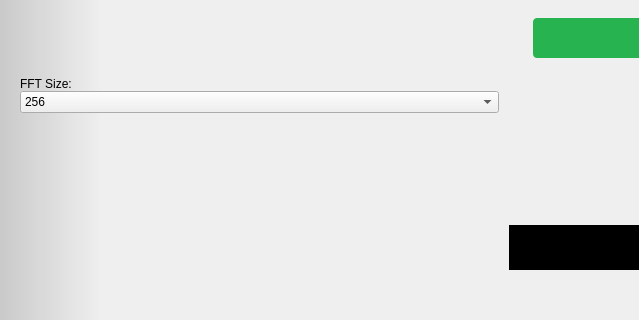
Before: the Qt Designer form ui/oscilloscope.ui in analogdevicesinc/scopy, drawn with Qt 5; both pictures show x 0 to 639 and y 0 to 320 of the 1017 by 654 pixel window.
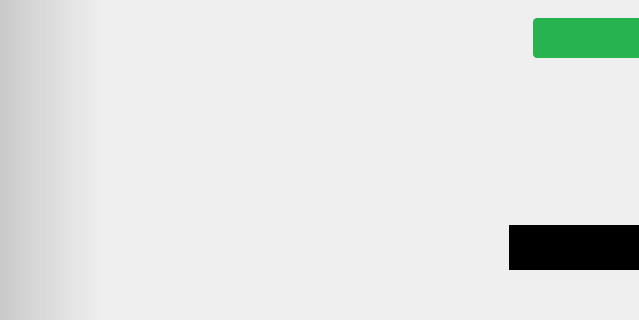
After: the same form once the commit is applied. Icons and pictures are not drawn. Custom widgets are drawn as their Qt base class.

Commit message:
Oscilloscope: Do not allow the user to change the buffersize for the FFT plot.
The number of samples used in the FFT plot should be determined by the
buffer size in the time plot.

```diff
--- a/ui/oscilloscope.ui
+++ b/ui/oscilloscope.ui
@@ -386,100 +386,6 @@
                 <property name="verticalSpacing">
                  <number>0</number>
                 </property>
-                <item row="0" column="1">
-                 <layout class="QVBoxLayout" name="vlayout_fft_size">
-                  <property name="spacing">
-                   <number>0</number>
-                  </property>
-                  <property name="rightMargin">
-                   <number>10</number>
-                  </property>
-                  <item>
-                   <widget class="QLabel" name="label_7">
-                    <property name="sizePolicy">
-                     <sizepolicy hsizetype="Preferred" vsizetype="Maximum">
-                      <horstretch>0</horstretch>
-                      <verstretch>0</verstretch>
-                     </sizepolicy>
-                    </property>
-                    <property name="text">
-                     <string>FFT Size:</string>
-                    </property>
-                   </widget>
-                  </item>
-                  <item>
-                   <widget class="QComboBox" name="comboBox">
-                    <property name="sizePolicy">
-                     <sizepolicy hsizetype="Preferred" vsizetype="Maximum">
-                      <horstretch>0</horstretch>
-                      <verstretch>0</verstretch>
-                     </sizepolicy>
-                    </property>
-                    <property name="currentText">
-                     <string>256</string>
-                    </property>
-                    <item>
-                     <property name="text">
-                      <string>256</string>
-                     </property>
-                    </item>
-                    <item>
-                     <property name="text">
-                      <string>512</string>
-                     </property>
-                    </item>
-                    <item>
-                     <property name="text">
-                      <string>1024</string>
-                     </property>
-                    </item>
-                    <item>
-                     <property name="text">
-                      <string>2048</string>
-                     </property>
-                    </item>
-                    <item>
-                     <property name="text">
-                      <string>4096</string>
-                     </property>
-                    </item>
-                    <item>
-                     <property name="text">
-                      <string>8192</string>
-                     </property>
-                    </item>
-                    <item>
-                     <property name="text">
-                      <string>16384</string>
-                     </property>
-                    </item>
-                    <item>
-                     <property name="text">
-                      <string>32768</string>
-                     </property>
-                    </item>
-                    <item>
-                     <property name="text">
-                      <string>65536</string>
-                     </property>
-                    </item>
-                   </widget>
-                  </item>
-                  <item>
-                   <spacer name="verticalSpacer">
-                    <property name="orientation">
-                     <enum>Qt::Vertical</enum>
-                    </property>
-                    <property name="sizeHint" stdset="0">
-                     <size>
-                      <width>0</width>
-                      <height>0</height>
-                     </size>
-                    </property>
-                   </spacer>
-                  </item>
-                 </layout>
-                </item>
                 <item row="0" column="0">
                  <layout class="QHBoxLayout" name="hlayout_fft">
                   <property name="spacing">
```
The commit also changes 2 other files.
